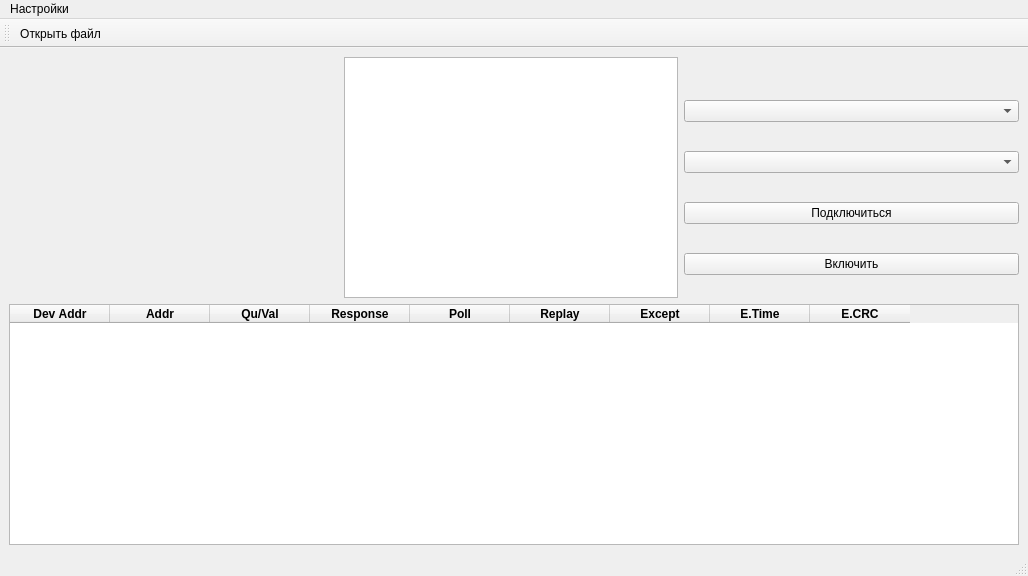
This is MB_tester.ui in Sergey-V-Z/modbus_tester as Qt 5 draws it before an edit. The edited form follows.
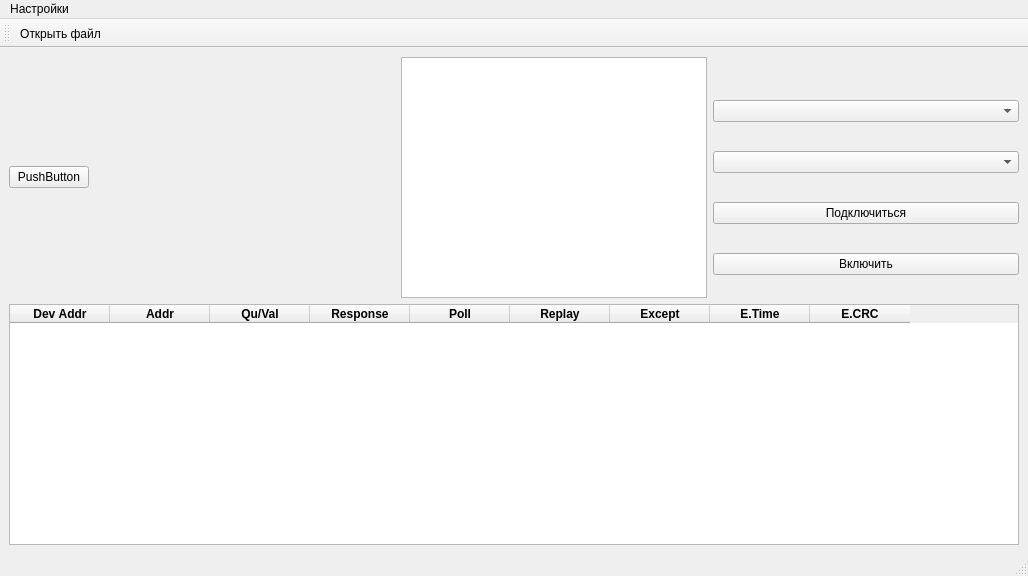
This is the edited form. Icons and pictures are not drawn.

```diff
--- a/MB_tester.ui
+++ b/MB_tester.ui
@@ -24,7 +24,15 @@
     <item>
      <layout class="QHBoxLayout" name="horizontalLayout">
       <item>
-       <layout class="QVBoxLayout" name="verticalLayout_4"/>
+       <layout class="QVBoxLayout" name="verticalLayout_4">
+        <item>
+         <widget class="QPushButton" name="pushButton">
+          <property name="text">
+           <string>PushButton</string>
+          </property>
+         </widget>
+        </item>
+       </layout>
       </item>
       <item>
        <spacer name="horizontalSpacer_2">
```
